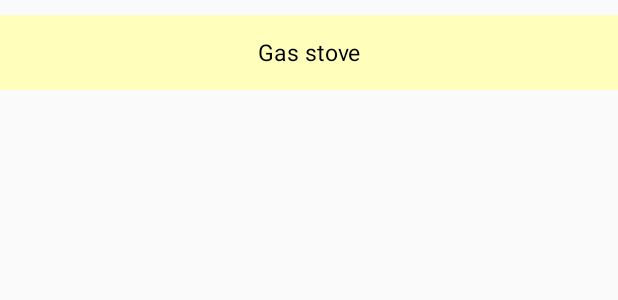
After one commit to Bratelion/HomeNavigation, an Android app: the layout activity_click.xml on its own in the app's theme, with its tools: preview values and no code run, on a phone screen of 412 x 824 dp. The commit adds this screen. Shown: the top 300 px of the screen. Run offline under Robolectric (Android 15) with nearby library versions, the phone set to English and light mode, and no system bars.

Commit message:
Trying out Intent and new Click Activity

```diff
--- a/app/build.gradle
+++ b/app/build.gradle
@@ -35,4 +35,5 @@ dependencies {
     //noinspection GradleCompatible
     implementation 'com.android.support:cardview-v7:24.0.0'
     implementation 'com.nostra13.universalimageloader:universal-image-loader:1.9.5'
+    implementation 'androidx.recyclerview:recyclerview:1.1.0'
 }
--- a/app/src/main/AndroidManifest.xml
+++ b/app/src/main/AndroidManifest.xml
@@ -16,6 +16,7 @@
                 <category android:name="android.intent.category.LAUNCHER" />
             </intent-filter>
         </activity>
+        <activity android:name=".ClickActivity" />
     </application>
 
 </manifest>
--- /dev/null
+++ b/app/src/main/res/layout/activity_click.xml
@@ -0,0 +1,21 @@
+<?xml version="1.0" encoding="utf-8"?>
+<LinearLayout xmlns:android="http://schemas.android.com/apk/res/android"
+    android:orientation="vertical"
+    android:layout_width="match_parent"
+    android:layout_height="match_parent" >
+
+    <TextView
+        android:id="@+id/item"
+        android:layout_width="match_parent"
+        android:layout_height="50sp"
+        android:layout_marginTop="10dp"
+        android:background="#ffffbb"
+        android:gravity="center"
+        android:text="Gas stove"
+        android:textColor="@android:color/black"
+        android:textSize="15sp"/>
+
+
+
+
+</LinearLayout>
```
Also changed, not shown: app/src/main/java/com/example/homenavigation/Cards.java (+11 -1 lines), app/src/main/java/com/example/homenavigation/ClickActivity.java (added, +45 -0 lines), app/src/main/java/com/example/homenavigation/CustomListAdapter.java (+1 -6 lines), app/src/main/java/com/example/homenavigation/MainActivity.java (+30 -7 lines).
